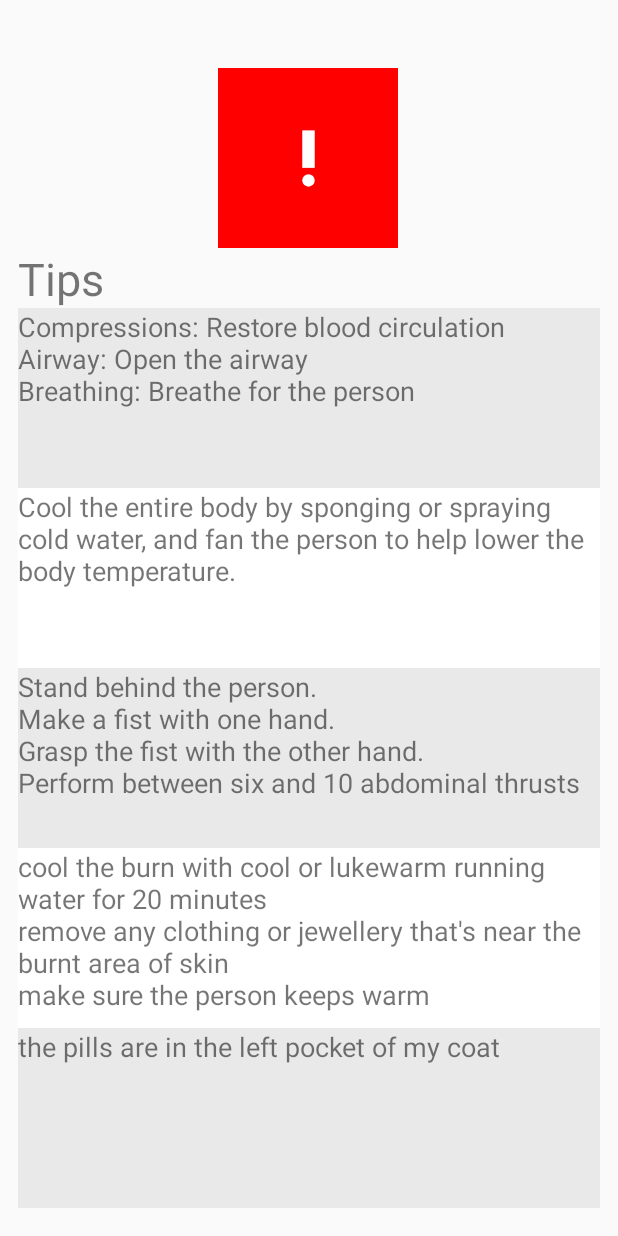
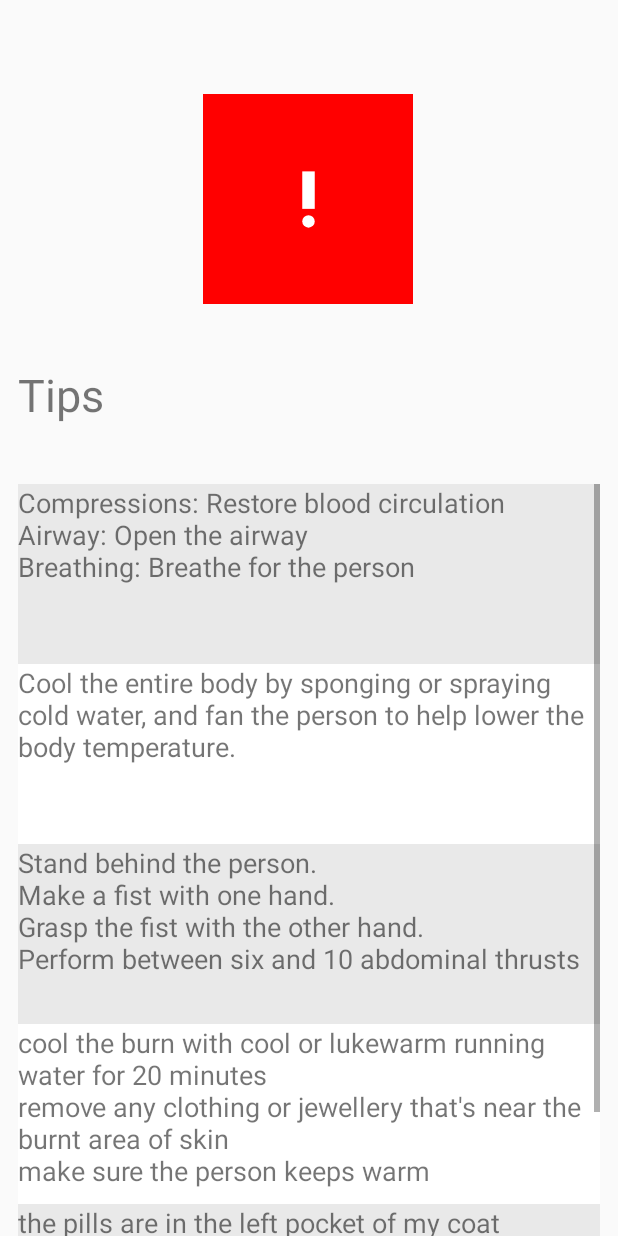
Before and after one commit to ztangaj/Vegeken, an Android app: the layout content_sos.xml on its own in the app's theme, with its tools: preview values and no code run, on a phone screen of 412 x 824 dp. Run offline under Robolectric (Android 15) with nearby library versions, the phone set to English and light mode, and no system bars.

Commit message:
minor changes

```diff
--- a/app/src/main/java/com/example/vegeken/FakeTipActivity.java
+++ b/app/src/main/java/com/example/vegeken/FakeTipActivity.java
@@ -25,8 +25,7 @@ public class FakeTipActivity extends AppCompatActivity {
     }
 
     public void back(View view){
-        Intent intent = new Intent(this, SOSActivity.class);
-        startActivity(intent);
+        this.finish();
     }
 
 }
--- a/app/src/main/res/layout/content_sos.xml
+++ b/app/src/main/res/layout/content_sos.xml
@@ -10,19 +10,20 @@
 
     <ImageButton
         android:id="@+id/imageButton5"
-        android:layout_width="120dp"
-        android:layout_height="120dp"
+        android:layout_width="140dp"
+        android:layout_height="140dp"
 
+        android:layout_marginTop="20dp"
         android:background="#FF0000"
         android:onClick="startOrStopAlarm"
+        android:src="@drawable/ic_priority_high_black_24dp"
         app:layout_constraintBottom_toBottomOf="parent"
+
         app:layout_constraintEnd_toEndOf="parent"
         app:layout_constraintHorizontal_bias="0.498"
-
         app:layout_constraintStart_toStartOf="parent"
         app:layout_constraintTop_toTopOf="parent"
-        app:layout_constraintVertical_bias="0.064"
-        app:srcCompat="@drawable/ic_priority_high_black_24dp" />
+        app:layout_constraintVertical_bias="0.064" />
 
     <TextView
         android:id="@+id/textView30"
@@ -42,7 +43,7 @@
         android:layout_width="match_parent"
         android:layout_height="0dp"
         android:layout_marginStart="12dp"
-        android:layout_marginTop="40dp"
+        android:layout_marginTop="120dp"
         android:layout_marginEnd="12dp"
         app:layout_constraintBottom_toBottomOf="parent"
         app:layout_constraintEnd_toEndOf="parent"
```
